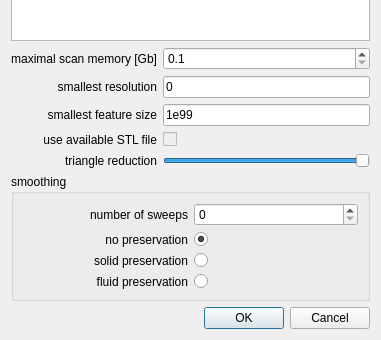
Qt form src/libengrid/guibrlcadimportdialogue.ui (enGits/engrid) before a commit; both pictures show x 0 to 381 and y 182 to 522 of the 381 by 522 pixel window.
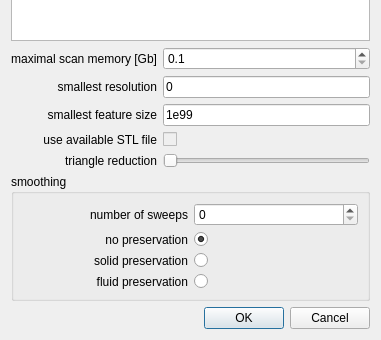
The same form after that commit.

Commit message: default is no coarsening after import

Patch:
```diff
--- a/src/libengrid/guibrlcadimportdialogue.ui
+++ b/src/libengrid/guibrlcadimportdialogue.ui
@@ -196,7 +196,7 @@
       <number>100</number>
      </property>
      <property name="value">
-      <number>100</number>
+      <number>0</number>
      </property>
      <property name="orientation">
       <enum>Qt::Horizontal</enum>
```
